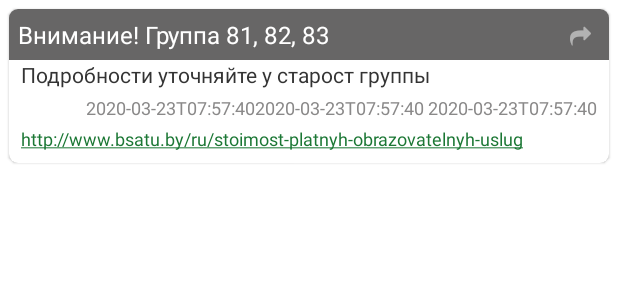
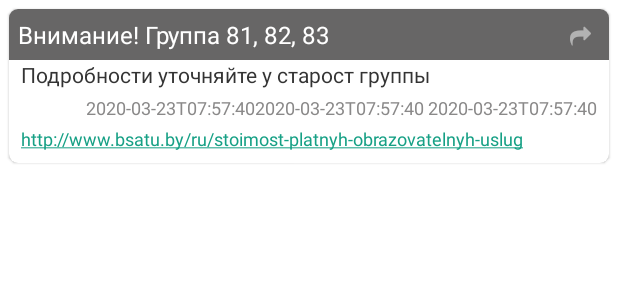
Before and after one commit to mzfkr97/BATSU_App.-Dagger2-MVP-Retrofit2, an Android app: the layout item_dashboard.xml on its own in the app's theme, with its tools: preview values and no code run, on a phone screen of 412 x 824 dp. Shown: the top 300 px of the screen. Run offline under Robolectric (Android 15) with nearby library versions, the phone set to English and light mode, and no system bars.

```diff
--- a/app/build.gradle
+++ b/app/build.gradle
@@ -7,8 +7,8 @@ android {
         applicationId "com.roman.batsu"
         minSdkVersion 21
         targetSdkVersion 29
-        versionCode 2
-        versionName "1.001"
+        versionCode 3
+        versionName "1.002"
         multiDexEnabled true
 
     }
--- a/app/src/main/AndroidManifest.xml
+++ b/app/src/main/AndroidManifest.xml
@@ -22,10 +22,10 @@
     <application
         android:name="com.roman.batsu.utils.application.MyApplication"
         android:allowBackup="false"
-        android:icon="@mipmap/icon_app"
+        android:icon="@mipmap/icon_app_new"
         android:label="@string/app_name"
         android:networkSecurityConfig="@xml/network_security_config"
-        android:roundIcon="@mipmap/icon_app_round"
+        android:roundIcon="@mipmap/icon_app_new"
 
         android:supportsRtl="false"
         android:theme="@style/AppTheme"
--- /dev/null
+++ b/app/src/main/res/mipmap-anydpi-v26/icon_app_new.xml
@@ -0,0 +1,5 @@
+<?xml version="1.0" encoding="utf-8"?>
+<adaptive-icon xmlns:android="http://schemas.android.com/apk/res/android">
+    <background android:drawable="@color/icon_app_new_background"/>
+    <foreground android:drawable="@mipmap/icon_app_new_foreground"/>
+</adaptive-icon>
--- a/app/src/main/res/values/colors.xml
+++ b/app/src/main/res/values/colors.xml
@@ -1,7 +1,7 @@
 <?xml version="1.0" encoding="utf-8"?>
 <resources>
-    <color name="colorPrimary">#39A557</color>
-    <color name="colorPrimaryDark">#379551</color>
+    <color name="colorPrimary">#18B193</color>
+    <color name="colorPrimaryDark">#16a085</color>
     <color name="colorAccent">#FAE102</color>
 
     <color name="colorError">#FFFF0000</color>
@@ -17,11 +17,11 @@
     <!--цвет текста primary и secondary в меню-->
     <color name="textColorPrimary">#333333</color>
     <color name="textColorSecondary">#8A8989</color>
-    <color name="textColorLink">#1B7734</color>
+    <color name="textColorLink">#16a085</color>
 
 
 
-    <color name="tab_background_selected">#0F772C</color>
+    <color name="tab_background_selected">#16a085</color>
     <color name="tab_background_unselected">#8B8A8A</color>
 
 
--- /dev/null
+++ b/app/src/main/res/values/icon_app_new_background.xml
@@ -0,0 +1,4 @@
+<?xml version="1.0" encoding="utf-8"?>
+<resources>
+    <color name="icon_app_new_background">#16A085</color>
+</resources>
--- a/app/src/main/res/values/strings.xml
+++ b/app/src/main/res/values/strings.xml
@@ -3,6 +3,7 @@
     <string name="title_home">Расписание</string>
     <string name="title_dashboard">Информация</string>
     <string name="title_notifications">Звонки</string>
+    <string name="image_link">https://icon-icons.com/icon/creative-creative-idea-idea-pencil-search-think/107047</string>
 
     <string name="no_internet_connection">Отсутствует подключение к сети</string>
     <string name="warning">Режим работы столовой:</string>
```
Also changed, not shown: app/src/main/icon_app_new-playstore.png (added), app/src/main/res/mipmap-hdpi/icon_app_new_foreground.png (added), app/src/main/res/mipmap-mdpi/icon_app_new_foreground.png (added), app/src/main/res/mipmap-xhdpi/icon_app_new_foreground.png (added), app/src/main/res/mipmap-xxhdpi/icon_app_new_foreground.png (added), app/src/main/res/mipmap-xxxhdpi/icon_app_new_foreground.png (added).
